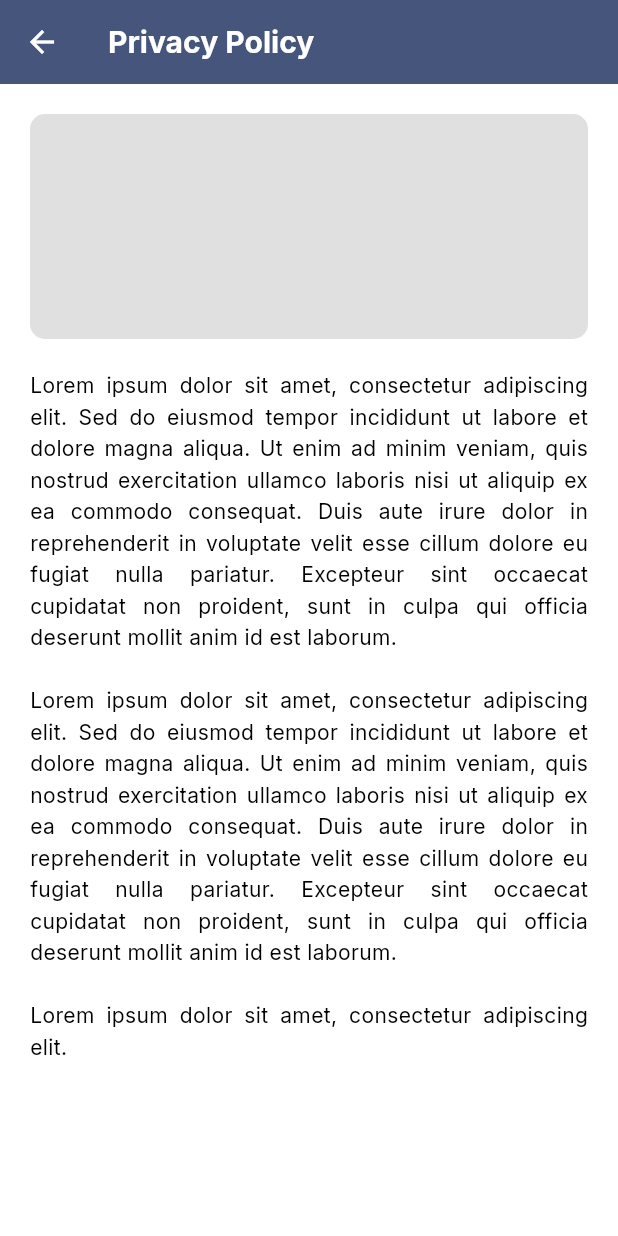
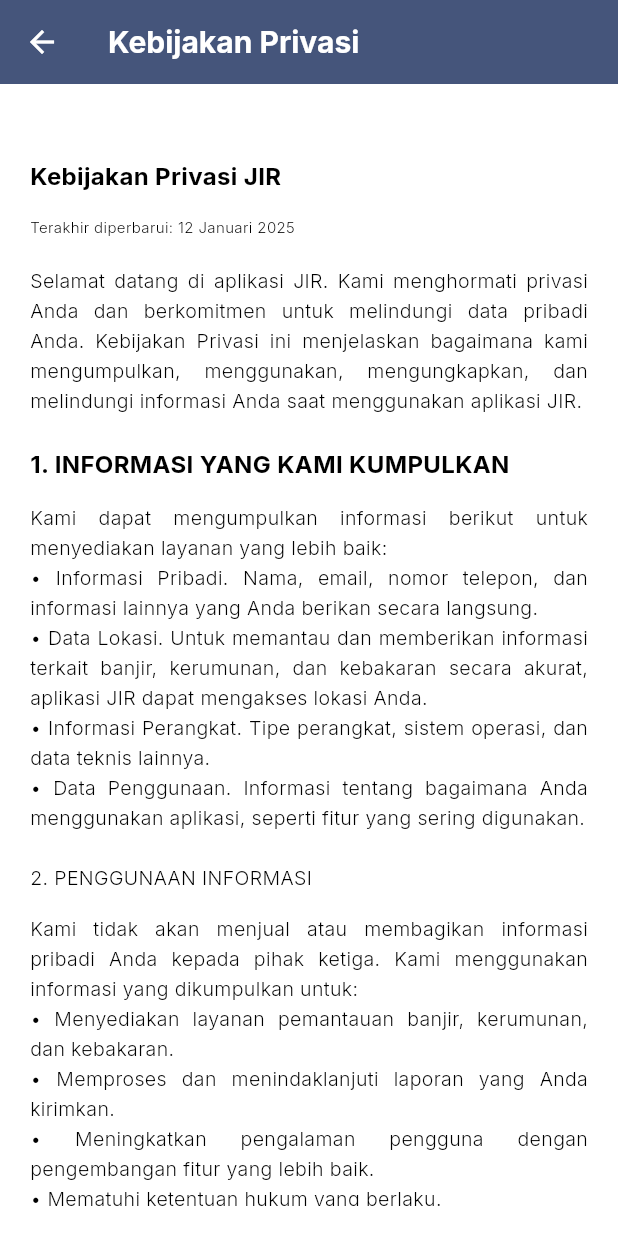
Before and after one commit to Alif-Fikri/JIR, a Flutter app: the PrivacyPolicy screen opened by its route, on a phone screen of 412 x 824 dp. Run offline on Flutter 3.47's test engine with Material 3 defaults, Android fonts, the phone set to English and light mode, and no system bars; our stand-ins replace connectivity_plus, fl_chart, flutter_dotenv, flutter_map, geocoding, geolocator and 10 more; accounts and stored records are empty; network calls fail.

Commit message:
fix detail about, privacypolicy, tof and add page report

```diff
--- a/lib/app/routes/app_routes.dart
+++ b/lib/app/routes/app_routes.dart
@@ -1,6 +1,7 @@
 import 'package:get/get.dart';
 import 'package:smartcitys/bindings/auth_binding.dart';
 import 'package:smartcitys/helper/menu.dart';
+import 'package:smartcitys/pages/activity/activity.dart';
 import 'package:smartcitys/pages/auth/login.dart';
 import 'package:smartcitys/pages/auth/signup.dart';
 import 'package:smartcitys/pages/home/chat/chatbot.dart';
@@ -9,6 +10,7 @@
 import 'package:smartcitys/pages/home/home.dart';
 import 'package:smartcitys/pages/home/map/map.dart';
 import 'package:smartcitys/pages/home/park/park.dart';
+import 'package:smartcitys/pages/home/report/report.dart';
 import 'package:smartcitys/pages/home/weather/weather.dart';
 import 'package:smartcitys/pages/notifications/notification.dart';
 import 'package:smartcitys/pages/profile/about.dart';
@@ -29,6 +31,7 @@
   static const home = '/home';
   static const profile = '/profile';
   static const notification = '/notification';
+  static const activity = '/activity';
   //home
   static const flood = '/flood';
   static const chatbot = '/chatbot';
@@ -37,6 +40,7 @@
   static const crowd = '/crowd';
   static const cuaca = '/cuaca';
   static const peta = '/peta';
+  static const lapor = '/lapor';
   //profile
   static const about = '/about';
   static const termsOfService = '/terms-of-service';
@@ -66,7 +70,7 @@
     ),
     GetPage(
       name: home,
-      page: () => const Menu(),
+      page: () => Menu(),
     ),
     GetPage(
       name: profile,
@@ -75,6 +79,10 @@
     GetPage(
       name: notification,
       page: () => const NotificationPage(),
+    ),
+    GetPage(
+      name: notification,
+      page: () => const ActivityPage(),
     ),
     GetPage(
       name: flood,
@@ -96,9 +104,13 @@
       name: cuaca,
       page: () => WeatherPage(),
     ),
-        GetPage(
+    GetPage(
       name: peta,
       page: () => MapPage(),
+    ),
+    GetPage(
+      name: lapor,
+      page: () => ReportPage(),
     ),
     GetPage(
       name: about,
--- a/lib/bindings/home_binding.dart
+++ b/lib/bindings/home_binding.dart
@@ -4,6 +4,6 @@
 class HomeBinding implements Bindings {
   @override
   void dependencies() {
-    Get.lazyPut(() => HomeController());
+    Get.lazyPut<HomeController>(() => HomeController());
   }
 }
--- a/lib/controllers/auth_controller/login_controller.dart
+++ b/lib/controllers/auth_controller/login_controller.dart
@@ -24,7 +24,7 @@
     );
 
     if (result['success']) {
-      Get.offAll(() => const Menu());
+      Get.offAll(() => Menu());
     } else {
       errorMessage.value = result['message'];
     }
@@ -35,7 +35,7 @@
   void googleSignIn() async {
     final result = await _googleAuthService.signInWithGoogle();
     if (result != null) {
-      Get.offAll(() => const Menu());
+      Get.offAll(() => Menu());
     } else {
       errorMessage.value = 'Google sign in failed';
     }
--- a/lib/controllers/auth_controller/signup_controller.dart
+++ b/lib/controllers/auth_controller/signup_controller.dart
@@ -46,7 +46,7 @@
     );
 
     if (response['success']) {
-      Get.offAll(() => const Menu());
+      Get.offAll(() => Menu());
     } else {
       errorMessage.value = response['message'];
     }
@@ -55,7 +55,7 @@
   }
 
   void navigateToLogin() {
-    Get.offAll(() => const Menu()); // Ini seharusnya navigate ke LoginPage
+    Get.offAll(() => Menu()); // Ini seharusnya navigate ke LoginPage
     // Seharusnya:
     // Get.offAll(() => LoginPage());
     // atau
--- a/lib/helper/image_selector.dart
+++ b/lib/helper/image_selector.dart
@@ -9,8 +9,7 @@
     }
   }
 
-  static String getImageForWeather(String? description) {
-    if (description == null) return 'assets/images/Cuaca Smart City Icon-01.png';
+  static String getImageForWeather(String description) {
     switch (description.toLowerCase()) {
       case "clear":
         return 'assets/images/Cuaca Smart City Icon-05.png';
--- a/lib/helper/map.dart
+++ b/lib/helper/map.dart
@@ -2,7 +2,6 @@
 import 'package:flutter_map/flutter_map.dart';
 import 'package:latlong2/latlong.dart';
 import 'package:geolocator/geolocator.dart';
-
 
 class ReusableMap extends StatefulWidget {
   final LatLng initialLocation;
--- a/lib/helper/menu.dart
+++ b/lib/helper/menu.dart
@@ -16,7 +16,7 @@
   int _selectedIndex = 0;
 
   final List<Widget> _pages = [
-    const HomePage(),
+    HomePage(),
     const ActivityPage(),
     const NotificationPage(),
     const ProfilePage(),
--- a/lib/main.dart
+++ b/lib/main.dart
@@ -35,7 +35,7 @@
       getPages: AppRoutes.getPages,
       unknownRoute: GetPage(
         name: '/home',
-        page: () => const HomePage(),
+        page: () => HomePage(),
       ),
     );
   }
--- a/lib/pages/home/home.dart
+++ b/lib/pages/home/home.dart
@@ -344,7 +344,7 @@
                           label: 'Cuaca',
                         ),
                         featureIcon(
-                          onPressed: () => Get.toNamed(AppRoutes.park),
+                          onPressed: () => Get.toNamed(AppRoutes.lapor),
                           imagePath: 'assets/images/laporan.png',
                           label: 'Laporan',
                         ),
--- a/lib/pages/profile/about.dart
+++ b/lib/pages/profile/about.dart
@@ -42,10 +42,10 @@
             const SizedBox(height: 10),
             _buildSubtitle("Misi kami:"),
             _buildParagraph(
-              "- Menyediakan informasi terkini mengenai potensi bencana dan kondisi lingkungan.\n"
-              "- Membantu masyarakat dalam melaporkan kejadian penting seperti banjir dan kebakaran.\n"
-              "- Memanfaatkan teknologi pemantauan untuk meningkatkan keselamatan publik.\n"
-              "- Berkolaborasi dengan pemerintah dan lembaga terkait dalam pengelolaan bencana.",
+              "• Menyediakan informasi terkini mengenai potensi bencana dan kondisi lingkungan.\n"
+              "• Membantu masyarakat dalam melaporkan kejadian penting seperti banjir dan kebakaran.\n"
+              "• Memanfaatkan teknologi pemantauan untuk meningkatkan keselamatan publik.\n"
+              "• Berkolaborasi dengan pemerintah dan lembaga terkait dalam pengelolaan bencana.",
             ),
             const SizedBox(height: 20),
             _buildParagraph(
--- a/lib/pages/profile/privacy_policy.dart
+++ b/lib/pages/profile/privacy_policy.dart
@@ -9,7 +9,7 @@
     return Scaffold(
       backgroundColor: Colors.white,
       appBar: AppBar(
-        title: const Text('Privacy Policy'),
+        title: const Text('Kebijakan Privasi'),
         titleTextStyle: GoogleFonts.inter(
           fontWeight: FontWeight.bold,
           fontSize: 20,
@@ -17,55 +17,108 @@
         ),
         backgroundColor: const Color(0xff45557B),
         leading: IconButton(
-          icon: const Icon(Icons.arrow_back, color: Colors.white,),
-          onPressed: () {
-            Navigator.pop(context);
-          },
+          icon: const Icon(Icons.arrow_back, color: Colors.white),
+          onPressed: () => Navigator.pop(context),
         ),
       ),
       body: Padding(
         padding: const EdgeInsets.all(20.0),
-        child: Column(
-          crossAxisAlignment: CrossAxisAlignment.start,
+        child: ListView(
           children: [
-            Container(
-              height: 150.0,
-              width: double.infinity,
-              decoration: BoxDecoration(
-                color: Colors.grey[300],
-                borderRadius: BorderRadius.circular(10.0),
-              ),
+            const SizedBox(height: 30),
+            _buildTitle("Kebijakan Privasi JIR"),
+            const SizedBox(height: 15),
+            _buildUpdate("Terakhir diperbarui: 12 Januari 2025"),
+            const SizedBox(height: 20),
+            _buildParagraph(
+              "Selamat datang di aplikasi JIR. Kami menghormati privasi Anda dan berkomitmen untuk melindungi data pribadi Anda. Kebijakan Privasi ini menjelaskan bagaimana kami mengumpulkan, menggunakan, mengungkapkan, dan melindungi informasi Anda saat menggunakan aplikasi JIR.",
             ),
             const SizedBox(height: 20),
-            Expanded(
-              child: SingleChildScrollView(
-                child: Text(
-                  'Lorem ipsum dolor sit amet, consectetur adipiscing elit. '
-                  'Sed do eiusmod tempor incididunt ut labore et dolore magna aliqua. '
-                  'Ut enim ad minim veniam, quis nostrud exercitation ullamco laboris nisi ut aliquip ex ea commodo consequat. '
-                  'Duis aute irure dolor in reprehenderit in voluptate velit esse cillum dolore eu fugiat nulla pariatur. '
-                  'Excepteur sint occaecat cupidatat non proident, sunt in culpa qui officia deserunt mollit anim id est laborum. '
-                  '\n\n'
-                  'Lorem ipsum dolor sit amet, consectetur adipiscing elit. '
-                  'Sed do eiusmod tempor incididunt ut labore et dolore magna aliqua. '
-                  'Ut enim ad minim veniam, quis nostrud exercitation ullamco laboris nisi ut aliquip ex ea commodo consequat. '
-                  'Duis aute irure dolor in reprehenderit in voluptate velit esse cillum dolore eu fugiat nulla pariatur. '
-                  'Excepteur sint occaecat cupidatat non proident, sunt in culpa qui officia deserunt mollit anim id est laborum. '
-                  '\n\n'
-                  'Lorem ipsum dolor sit amet, consectetur adipiscing elit.',
-                  style: GoogleFonts.inter(
-                    fontSize: 14,
-                    height: 1.5,
-                    color: Colors.black,
-                  ),
-                  textAlign:
-                      TextAlign.justify,
-                ),
-              ),
+            _buildTitle("1. INFORMASI YANG KAMI KUMPULKAN"),
+            const SizedBox(height: 15),
+            _buildParagraph(
+              "Kami dapat mengumpulkan informasi berikut untuk menyediakan layanan yang lebih baik:\n"
+              "• Informasi Pribadi. Nama, email, nomor telepon, dan informasi lainnya yang Anda berikan secara langsung.\n"
+              "• Data Lokasi. Untuk memantau dan memberikan informasi terkait banjir, kerumunan, dan kebakaran secara akurat, aplikasi JIR dapat mengakses lokasi Anda.\n"
+              "• Informasi Perangkat. Tipe perangkat, sistem operasi, dan data teknis lainnya.\n"
+              "• Data Penggunaan. Informasi tentang bagaimana Anda menggunakan aplikasi, seperti fitur yang sering digunakan.",
+            ),
+            const SizedBox(height: 20),
+            _buildSubtitle("2. PENGGUNAAN INFORMASI"),
+            const SizedBox(height: 15),
+            _buildParagraph(
+              "Kami tidak akan menjual atau membagikan informasi pribadi Anda kepada pihak ketiga. Kami menggunakan informasi yang dikumpulkan untuk:\n"
+              "• Menyediakan layanan pemantauan banjir, kerumunan, dan kebakaran.\n"
+              "• Memproses dan menindaklanjuti laporan yang Anda kirimkan.\n"
+              "• Meningkatkan pengalaman pengguna dengan pengembangan fitur yang lebih baik.\n"
+              "• Mematuhi ketentuan hukum yang berlaku.",
+            ),
+            const SizedBox(height: 20),
+            _buildSubtitle("3. KEAMANAN DATA"),
+            const SizedBox(height: 15),
+            _buildParagraph(
+              "Kami menerapkan langkah-langkah keamanan yang sesuai untuk melindungi data Anda dari akses tidak sah, perubahan, atau pengungkapan yang tidak diizinkan. Anda memiliki hak untuk:\n"
+              "• Mengakses, memperbarui, atau menghapus data pribadi Anda.\n"
+              "• Menonaktifkan akses lokasi kapan saja melalui pengaturan perangkat Anda.\n"
+              "• Menarik persetujuan penggunaan data kapan saja.",
+            ),
+            const SizedBox(height: 20),
+            _buildTitle("4. Hubungi Kami"),
+            const SizedBox(height: 15),
+            _buildParagraph(
+              "Jika Anda memiliki pertanyaan atau permintaan terkait kebijakan privasi ini, silakan hubungi kami di:\n"
+              "Email: aduanjaki@gmail.com\n"
+              "Telepon: 11111222\n"
+              "Alamat: Mercu Buana",
             ),
           ],
         ),
       ),
     );
   }
+
+  Widget _buildUpdate(String text) {
+    return Text(
+      text,
+      style: GoogleFonts.inter(
+        fontSize: 10,
+        fontWeight: FontWeight.w300,
+        color: Colors.black,
+      ),
+    );
+  }
+
+  Widget _buildTitle(String text) {
+    return Text(
+      text,
+      style: GoogleFonts.inter(
+        fontSize: 16,
+        fontWeight: FontWeight.bold,
+        color: Colors.black,
+      ),
+    );
+  }
+
+  Widget _buildSubtitle(String text) {
+    return Text(
+      text,
+      style: GoogleFonts.inter(
+        fontSize: 13,
+        fontWeight: FontWeight.w300,
+        color: Colors.black,
+      ),
+    );
+  }
+
+  Widget _buildParagraph(String text) {
+    return Text(
+      text,
+      style: GoogleFonts.inter(
+          fontSize: 13,
+          height: 1.5,
+          color: Colors.black,
+          fontWeight: FontWeight.w300),
+      textAlign: TextAlign.justify,
+    );
+  }
 }
--- a/lib/pages/profile/terms_of_service.dart
+++ b/lib/pages/profile/terms_of_service.dart
@@ -9,7 +9,7 @@
     return Scaffold(
       backgroundColor: Colors.white,
       appBar: AppBar(
-        title: const Text('Terms Of Service'),
+        title: const Text('Kebijakan Layanan'),
         titleTextStyle: GoogleFonts.inter(
           fontWeight: FontWeight.bold,
           fontSize: 20,
@@ -17,57 +17,99 @@
         ),
         backgroundColor: const Color(0xff45557B),
         leading: IconButton(
-          icon: const Icon(
-            Icons.arrow_back,
-            color: Colors.white,
-          ),
-          onPressed: () {
-            Navigator.pop(context);
-          },
+          icon: const Icon(Icons.arrow_back, color: Colors.white),
+          onPressed: () => Navigator.pop(context),
         ),
       ),
       body: Padding(
         padding: const EdgeInsets.all(20.0),
-        child: Column(
-          crossAxisAlignment: CrossAxisAlignment.start,
+        child: ListView(
           children: [
-            Container(
-              height: 150.0,
-              width: double.infinity,
-              decoration: BoxDecoration(
-                color: Colors.grey[300],
-                borderRadius: BorderRadius.circular(10.0),
-              ),
+            const SizedBox(height: 30),
+            _buildTitle("Syarat dan Ketentuan Layanan Penggunaan JIR"),
+            const SizedBox(height: 15),
+            _buildUpdate("Terakhir diperbarui: 12 Januari 2025"),
+            const SizedBox(height: 20),
+            _buildParagraph(
+              "Dengan menggunakan aplikasi JIR, Anda setuju untuk mematuhi syarat dan ketentuan berikut:",
             ),
             const SizedBox(height: 20),
-            Expanded(
-              child: SingleChildScrollView(
-                child: Text(
-                  'Lorem ipsum dolor sit amet, consectetur adipiscing elit. '
-                  'Sed do eiusmod tempor incididunt ut labore et dolore magna aliqua. '
-                  'Ut enim ad minim veniam, quis nostrud exercitation ullamco laboris nisi ut aliquip ex ea commodo consequat. '
-                  'Duis aute irure dolor in reprehenderit in voluptate velit esse cillum dolore eu fugiat nulla pariatur. '
-                  'Excepteur sint occaecat cupidatat non proident, sunt in culpa qui officia deserunt mollit anim id est laborum. '
-                  '\n\n'
-                  'Lorem ipsum dolor sit amet, consectetur adipiscing elit. '
-                  'Sed do eiusmod tempor incididunt ut labore et dolore magna aliqua. '
-                  'Ut enim ad minim veniam, quis nostrud exercitation ullamco laboris nisi ut aliquip ex ea commodo consequat. '
-                  'Duis aute irure dolor in reprehenderit in voluptate velit esse cillum dolore eu fugiat nulla pariatur. '
-                  'Excepteur sint occaecat cupidatat non proident, sunt in culpa qui officia deserunt mollit anim id est laborum. '
-                  '\n\n'
-                  'Lorem ipsum dolor sit amet, consectetur adipiscing elit.',
-                  style: GoogleFonts.inter(
-                    fontSize: 14,
-                    height: 1.5,
-                    color: Colors.black,
-                  ),
-                  textAlign: TextAlign.justify,
-                ),
-              ),
+            _buildTitle("1. PENGGUNAAN LAYANAN"),
+            const SizedBox(height: 15),
+            _buildParagraph(
+              "Kami dapat mengumpulkan informasi berikut untuk menyediakan layanan yang lebih baik:\n"
+              "• Aplikasi JIR hanya boleh digunakan untuk tujuan pemantauan banjir, kerumunan, dan kebakaran.\n"
+              "• Pengguna dilarang menyalahgunakan layanan untuk tujuan yang melanggar hukum atau mengganggu keamanan publik.",
+            ),
+            const SizedBox(height: 20),
+            _buildSubtitle("2. HAK DAN KEWAJIBAN PENGGUNA"),
+            const SizedBox(height: 15),
+            _buildParagraph(
+              "• Pengguna bertanggung jawab atas kebenaran data yang diberikan.\n"
+              "• Pengguna wajib menjaga kerahasiaan akun dan kata sandi mereka.\n"
+              "• Pengguna dilarang mengunggah konten yang melanggar hukum atau hak pihak ketiga.",
+            ),
+            const SizedBox(height: 20),
+            _buildSubtitle("3. BATASAN TANGGUNG JAWAB"),
+            const SizedBox(height: 15),
+            _buildParagraph(
+              "• Aplikasi JIR tidak bertanggung jawab atas kesalahan data atau keterlambatan informasi dari pihak ketiga.\n"
+              "• Kami tidak bertanggung jawab atas kehilangan atau kerusakan yang diakibatkan oleh penggunaan aplikasi ini.",
+            ),
+            const SizedBox(height: 20),
+            _buildTitle("4. PENGHENTIAN LAYANAN"),
+            const SizedBox(height: 15),
+            _buildParagraph(
+              "Kami berhak menghentikan akses pengguna yang melanggar kebijakan ini tanpa pemberitahuan sebelumnya.",
             ),
           ],
         ),
       ),
     );
   }
+
+  Widget _buildUpdate(String text) {
+    return Text(
+      text,
+      style: GoogleFonts.inter(
+        fontSize: 10,
+        fontWeight: FontWeight.w300,
+        color: Colors.black,
+      ),
+    );
+  }
+
+  Widget _buildTitle(String text) {
+    return Text(
+      text,
+      style: GoogleFonts.inter(
+        fontSize: 16,
+        fontWeight: FontWeight.bold,
+        color: Colors.black,
+      ),
+    );
+  }
+
+  Widget _buildSubtitle(String text) {
+    return Text(
+      text,
+      style: GoogleFonts.inter(
+        fontSize: 13,
+        fontWeight: FontWeight.w300,
+        color: Colors.black,
+      ),
+    );
+  }
+
+  Widget _buildParagraph(String text) {
+    return Text(
+      text,
+      style: GoogleFonts.inter(
+          fontSize: 13,
+          height: 1.5,
+          color: Colors.black,
+          fontWeight: FontWeight.w300),
+      textAlign: TextAlign.justify,
+    );
+  }
 }
--- a/pubspec.yaml
+++ b/pubspec.yaml
@@ -135,6 +135,7 @@
     - assets/images/cuaca.png
     - assets/images/laporan.png
     - assets/images/peta.png
+    - assets/images/report.png
     # An image asset can refer to one or more resolution-specific "variants", see
     # https://flutter.dev/assets-and-images/#resolution-aware
     # For details regarding adding assets from package dependencies, see
```
Also changed, not shown: lib/pages/home/report/report.dart (added, +47 -0 lines), assets/images/report.png (added).
